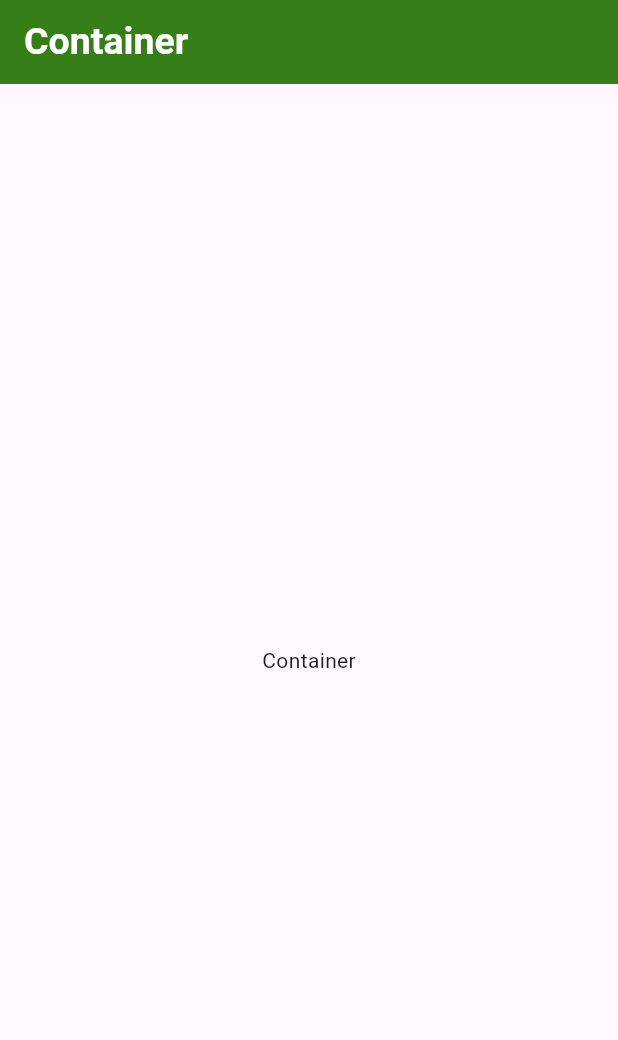
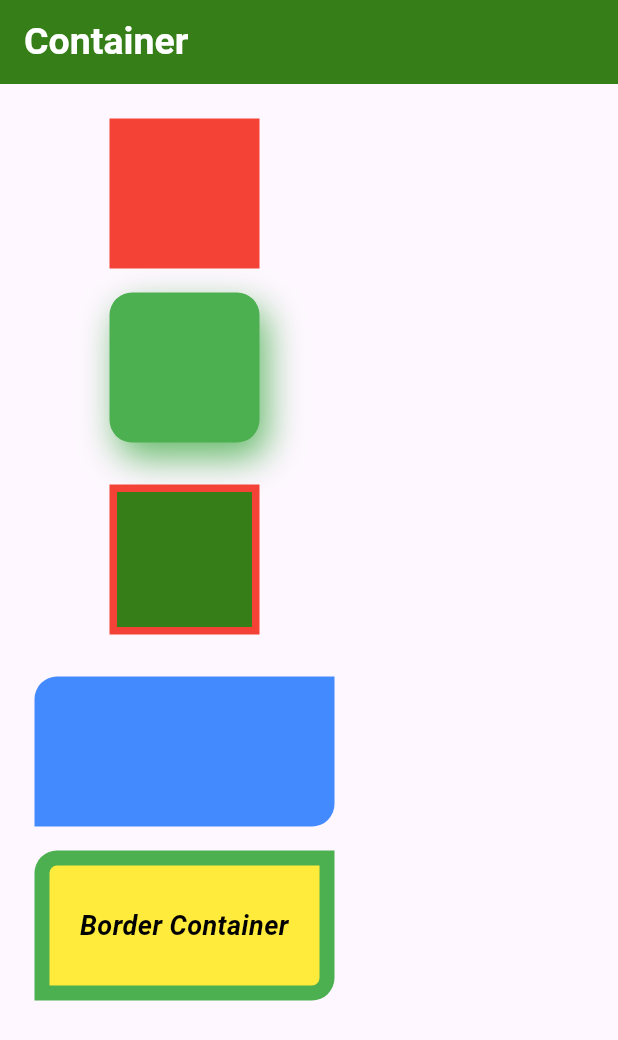
Before and after one commit to alhasann351/container, a Flutter app: the screen it shows after launch, on a phone screen of 412 x 824 dp. Shown: the top 1040 px of the screen. Run offline on Flutter 3.47's test engine with Material 3 defaults, Android fonts, the phone set to English and light mode, and no system bars.

Commit message:
container added

```diff
--- a/lib/main.dart
+++ b/lib/main.dart
@@ -41,8 +41,100 @@ class _MyHomePageState extends State<MyHomePage> {
           ),
         ),
       ),
-      body: const Center(
-        child: Text('Container'),
+      body: Padding(
+        padding: const EdgeInsets.all(15),
+        child: Column(
+          mainAxisAlignment: MainAxisAlignment.start,
+          children: [
+            Padding(
+              padding: const EdgeInsets.all(8.0),
+              child: Container(
+                height: 100,
+                width: 100,
+                color: Colors.red,
+              ),
+            ),
+            Padding(
+              padding: const EdgeInsets.all(8.0),
+              child: Container(
+                height: 100,
+                width: 100,
+                decoration: BoxDecoration(
+                  color: Colors.green,
+                  borderRadius: BorderRadius.circular(15),
+                  //shape: BoxShape.rectangle,
+                  boxShadow: [
+                    BoxShadow(
+                      color: Colors.green.shade400,
+                      blurRadius: 20,
+                      offset: const Offset(5, 10),
+                    ),
+                  ],
+                ),
+              ),
+            ),
+            Padding(
+              padding: const EdgeInsets.all(20),
+              child: Container(
+                height: 100,
+                width: 100,
+                decoration: BoxDecoration(
+                    color: Theme.of(context).primaryColor,
+                    border: const Border(
+                      bottom: BorderSide(width: 5, color: Colors.red),
+                      top: BorderSide(width: 5, color: Colors.red),
+                      left: BorderSide(width: 5, color: Colors.red),
+                      right: BorderSide(width: 5, color: Colors.red),
+                    )),
+              ),
+            ),
+            Padding(
+              padding: const EdgeInsets.all(8.0),
+              child: Container(
+                width: 200,
+                height: 100,
+                decoration: const BoxDecoration(
+                  color: Colors.blueAccent,
+                  borderRadius: BorderRadius.only(
+                    topLeft: Radius.circular(15),
+                    bottomRight: Radius.circular(15),
+                  ),
+                ),
+              ),
+            ),
+            Padding(
+              padding: const EdgeInsets.all(8.0),
+              child: Container(
+                alignment: Alignment.center,
+                width: 200,
+                height: 100,
+                decoration: const BoxDecoration(
+                  color: Colors.yellow,
+                  borderRadius: BorderRadius.only(
+                    topLeft: Radius.circular(15),
+                    bottomRight: Radius.circular(15),
+                  ),
+                  border: Border(
+                    bottom: BorderSide(width: 10, color: Colors.green),
+                    top: BorderSide(width: 10, color: Colors.green),
+                    left: BorderSide(width: 10, color: Colors.green),
+                    right: BorderSide(width: 10, color: Colors.green),
+                  ),
+                ),
+                child: const Text(
+                  'Border Container',
+                  textAlign: TextAlign.center,
+                  style: TextStyle(
+                    fontSize: 18,
+                    color: Colors.black,
+                    fontWeight: FontWeight.bold,
+                    fontStyle: FontStyle.italic,
+                  ),
+                ),
+              ),
+            ),
+          ],
+        ),
       ),
     );
   }
```
